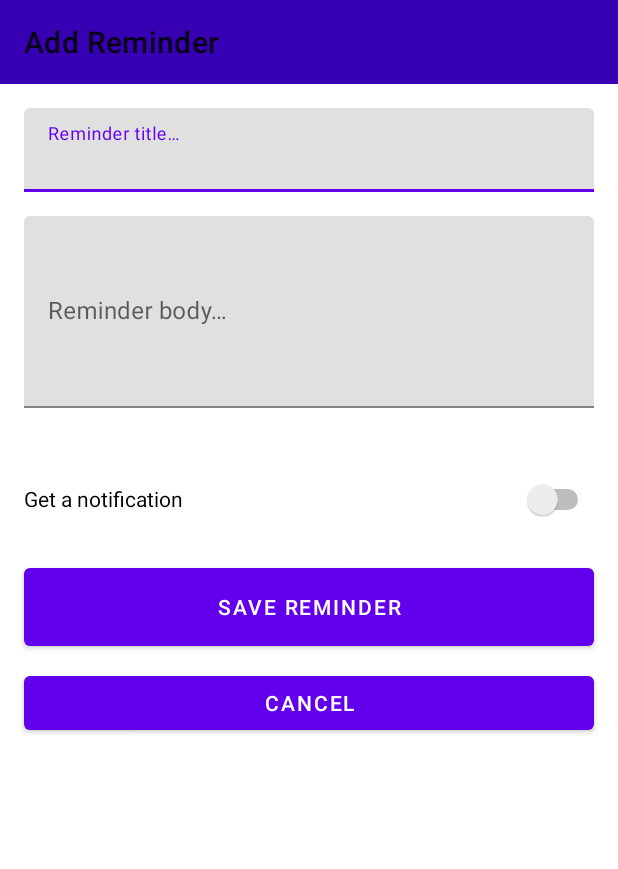
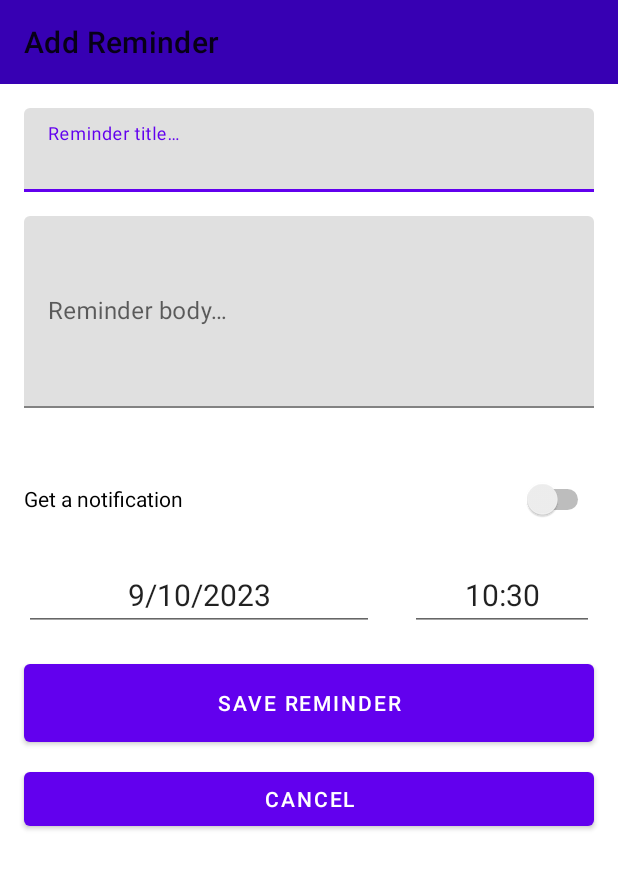
Before and after one commit to C4lopsitta/reminders-android, an Android app: the MainActivity screen opened directly, with no data from a screen before it, after a tap on "Add Reminder", on a phone screen of 412 x 824 dp. Shown: the top 869 px of the screen. Run offline under Robolectric (Android 15) with nearby library versions, the phone set to English and light mode, and no system bars; our stand-ins replace Room's generated code.

Commit message:
Fixed notifications, added timestamp to database and updated share/copy to also include Timestamp. Version 0.9.0

```diff
--- a/app/build.gradle
+++ b/app/build.gradle
@@ -12,10 +12,10 @@ android {
         applicationId "cc.atomtech.todo"
         minSdk 28
         targetSdk 34
-        versionCode 11
-        versionName "0.8.4"
+        versionCode 12
+        versionName "0.9"
 
-        resourceConfigurations += ["en", "it"]
+        resourceConfigurations += ["en", "it", "fr"]
 
         testInstrumentationRunner "androidx.test.runner.AndroidJUnitRunner"
     }
--- a/app/src/main/AndroidManifest.xml
+++ b/app/src/main/AndroidManifest.xml
@@ -13,7 +13,7 @@
         android:label="@string/app_name"
         android:supportsRtl="true"
         android:theme="@style/Theme.Todo"
-        tools:targetApi="31"
+        tools:targetApi="tiramisu"
         android:localeConfig="@xml/locales_config">
         <activity
             android:name=".MainActivity"
--- a/app/src/main/java/cc/atomtech/todo/AddReminder.kt
+++ b/app/src/main/java/cc/atomtech/todo/AddReminder.kt
@@ -1,58 +1,104 @@
 package cc.atomtech.todo
 
 import android.annotation.SuppressLint
+import android.app.DatePickerDialog
+import android.app.TimePickerDialog
 import android.content.Intent
 import android.os.Bundle
+import android.util.Log
 import android.widget.Button
 import android.widget.Switch
+import android.widget.Toast
 import androidx.appcompat.app.AppCompatActivity
+import androidx.appcompat.widget.AppCompatEditText
 import androidx.appcompat.widget.Toolbar
 import androidx.lifecycle.lifecycleScope
 import com.google.android.material.textfield.TextInputEditText
 import com.google.android.material.textfield.TextInputLayout
 import kotlinx.coroutines.launch
+import java.util.Calendar
 
-@SuppressLint("UseSwitchCompatOrMaterialCode")
 class AddReminder : AppCompatActivity() {
-    private lateinit var btnSave: Button
-    private lateinit var reminderTitle: TextInputEditText
-    private lateinit var layoutReminderTitle: TextInputLayout
-    private lateinit var reminderBody: TextInputEditText
-    private lateinit var layoutReminderBody: TextInputLayout
-    private lateinit var cancel: Button
-    private lateinit var topbar: Toolbar
-    private lateinit var getNotifSwitch: Switch
+    private lateinit var btnSave: Button;
+    private lateinit var reminderTitle: TextInputEditText;
+    private lateinit var layoutReminderTitle: TextInputLayout;
+    private lateinit var reminderBody: TextInputEditText;
+    private lateinit var layoutReminderBody: TextInputLayout;
+    private lateinit var cancel: Button;
+    private lateinit var topbar: Toolbar;
+    private lateinit var getNotifSwitch: Switch;
+    private lateinit var reminderDate: AppCompatEditText;
+    private lateinit var reminderTime: AppCompatEditText;
 
+    @SuppressLint("SetTextI18n")
     override fun onCreate(savedInstanceState: Bundle?) {
-        super.onCreate(savedInstanceState)
-        setContentView(R.layout.activity_add_reminder)
-        topbar = findViewById(R.id.topbar)
-        topbar.title = getString(R.string.desc_add)
-        setSupportActionBar(topbar)
+        super.onCreate(savedInstanceState);
+        setContentView(R.layout.activity_add_reminder);
+        topbar = findViewById(R.id.topbar);
+        topbar.title = getString(R.string.desc_add);
+        setSupportActionBar(topbar);
 
-        reminderTitle = findViewById(R.id.reminder_title)
-        layoutReminderTitle = findViewById(R.id.layout_reminder_title)
-        reminderBody = findViewById(R.id.reminder_body)
-        layoutReminderBody = findViewById(R.id.layout_reminder_body)
-        btnSave = findViewById(R.id.btn_reminder_save)
-        cancel = findViewById(R.id.btn_cancel)
-        getNotifSwitch = findViewById(R.id.getnotif_switch)
+
+        val currentTime = Calendar.getInstance();
+
+        var calendar = Calendar.getInstance();
+        calendar.set(1970, 0, 1, 0, 0);
+
+        reminderTitle = findViewById(R.id.reminder_title);
+        layoutReminderTitle = findViewById(R.id.layout_reminder_title);
+        reminderBody = findViewById(R.id.reminder_body);
+        layoutReminderBody = findViewById(R.id.layout_reminder_body);
+        btnSave = findViewById(R.id.btn_reminder_save);
+        cancel = findViewById(R.id.btn_cancel);
+        getNotifSwitch = findViewById(R.id.getnotif_switch);
+        reminderDate = findViewById(R.id.reminder_date);
+        reminderTime = findViewById(R.id.reminder_time);
 
         btnSave.setOnClickListener {
-            val title: String = reminderTitle.text.toString()
-            val body: String = reminderBody.text.toString()
-            addReminder(title, body, getNotifSwitch.isChecked)
+            val title: String = reminderTitle.text.toString();
+            val body: String = reminderBody.text.toString();
+            addReminder(title, body, getNotifSwitch.isChecked, calendar);
         }
 
         cancel.setOnClickListener {
-            returnToMainActivity()
+            returnToMainActivity();
         }
+
+        reminderDate.setText("${currentTime.get(Calendar.DAY_OF_MONTH)}/" +
+              "${currentTime.get(java.util.Calendar.MONTH)}/${currentTime.get(java.util.Calendar.YEAR)}");
+
+        reminderTime.setText("${currentTime.get(Calendar.HOUR_OF_DAY)}:${currentTime.get(Calendar.MINUTE)}");
+
+        reminderDate.setOnClickListener {
+            DatePickerDialog(this,
+                DatePickerDialog.OnDateSetListener { view, year, monthOfYear, dayOfMonth ->
+                    calendar.set(year, monthOfYear, dayOfMonth);
+                    reminderDate.setText("${dayOfMonth}/${monthOfYear}/${year}");
+                },
+                currentTime.get(Calendar.YEAR),
+                currentTime.get(Calendar.MONTH),
+                currentTime.get(Calendar.DAY_OF_MONTH)).show();
+        }
+        reminderTime.setOnClickListener {
+            TimePickerDialog(this,
+                TimePickerDialog.OnTimeSetListener {view, hourOfDay, minute ->
+                    calendar.set(Calendar.HOUR_OF_DAY, hourOfDay);
+                    calendar.set(Calendar.MINUTE, minute);
+                    calendar.set(Calendar.SECOND, 0);
+                    reminderTime.setText("${hourOfDay}:${minute}");
+                },
+                currentTime.get(Calendar.HOUR_OF_DAY),
+                currentTime.get(Calendar.MINUTE),
+                true).show();
+        }
+
         reminderTitle.isFocusableInTouchMode = true
         reminderTitle.requestFocus()
     }
 
 
-    private fun addReminder(editTitle: String?, editBody: String?, getNotification: Boolean) {
+
+    private fun addReminder(editTitle: String?, editBody: String?, getNotification: Boolean, calendar: Calendar) {
         if (editTitle.isNullOrEmpty()){
             layoutReminderTitle.error = getString(R.string.err_title_required)
             return
@@ -61,10 +107,24 @@ class AddReminder : AppCompatActivity() {
             layoutReminderTitle.error = getString(R.string.err_title_too_long)
             return
         }
+
+        var timeInMillis: Long = 0
+
         lifecycleScope.launch {
-            val reminder = Reminder(0, editBody, false, editTitle, getNotification)
+            val reminder = Reminder(0, editBody, false, editTitle, getNotification, timeInMillis.toInt());
             reminderDao.addReminder(reminder)
         }
+
+        if(calendar.get(Calendar.YEAR) != 1970) {
+            timeInMillis = calendar.timeInMillis;
+            if(getNotification) {
+                Notifier.setNotification(this,0, editTitle, editBody?: "", calendar);
+                Log.i("NOTIFICATION_ADD_REMINDER", "Notificaiton set");
+            }
+        } else {
+            timeInMillis = -1;
+        }
+
         returnToMainActivity()
     }
 
@@ -73,4 +133,6 @@ class AddReminder : AppCompatActivity() {
         intent.addFlags(Intent.FLAG_ACTIVITY_CLEAR_TOP)
         startActivity(intent)
     }
+
+
 }
--- a/app/src/main/java/cc/atomtech/todo/Database.kt
+++ b/app/src/main/java/cc/atomtech/todo/Database.kt
@@ -14,8 +14,8 @@ data class Reminder(
     @ColumnInfo(name = "body") var body: String?,
     @ColumnInfo(name = "isCompleted") var isCompleted: Boolean,
     @ColumnInfo(name = "title") var title: String?, /*db v2 added*/
-    @ColumnInfo(name = "getNotification") var getNotification: Boolean //db v3 added
-    //TODO: Add date/time col
+    @ColumnInfo(name = "getNotification") var getNotification: Boolean, /*db v3 added*/
+    @ColumnInfo(name = "notificationTimestamp") var notificationTimestamp: Int? /*db v4 added */
 )
 
 @Dao
@@ -25,6 +25,9 @@ interface ReminderDao {
 
     @Query("SELECT * FROM reminders WHERE isCompleted = true")
     suspend fun getCompletedReminders() : List<Reminder>
+
+    @Query("SELECT * FROM reminders WHERE isCompleted = false")
+    suspend fun getUncompletedReminders() : List<Reminder>
 
     @Query("UPDATE reminders SET isCompleted = :isCompleted WHERE id = :id")
     fun updateIsCompleted(isCompleted: Boolean, id: Long)
@@ -65,10 +68,22 @@ val migrationV1_3 = object : Migration(1, 3) {
     override fun migrate(database: SupportSQLiteDatabase) {
         database.execSQL("ALTER TABLE reminders ADD COLUMN title TEXT")
         database.execSQL("ALTER TABLE reminders ADD COLUMN getNotification INTEGER NOT NULL default 0")
-        database.execSQL("UPDATE reminders SET title = \"REMINDER TITLE\"")
+        database.execSQL("UPDATE reminders SET title = \"Tap to view reminder\"")
     }
 }
-@Database(entities = [Reminder::class], version = 3)
+val migrationV3_4 = object : Migration(3, 4) {
+    override fun migrate(database: SupportSQLiteDatabase) {
+            database.execSQL("ALTER TABLE reminders ADD COLUMN notificationTimestamp INTEGER");
+    }
+}
+//val migrationV4_5 = object : Migration(4, 5) {
+//    override fun migrate(database: SupportSQLiteDatabase) {
+////        database.execSQL("ALTER TABLE reminders DROP COLUMN notificationTimestamp");
+////        database.execSQL("ALTER TABLE reminders ADD COLUMN notificationTimestamp INTEGER");
+//    }
+//}
+
+@Database(entities = [Reminder::class], version = 4)
 abstract class AppDatabase : RoomDatabase() {
     abstract fun reminderDao() : ReminderDao
 }
--- a/app/src/main/java/cc/atomtech/todo/MainActivity.kt
+++ b/app/src/main/java/cc/atomtech/todo/MainActivity.kt
@@ -3,11 +3,6 @@ package cc.atomtech.todo
 import android.Manifest
 import android.annotation.TargetApi
 import android.app.AlarmManager
-import android.app.DownloadManager.Request
-import android.app.Notification
-import android.app.NotificationChannel
-import android.app.NotificationManager
-import android.app.PendingIntent
 import android.content.ClipboardManager
 import android.content.Context
 import android.content.Intent
@@ -18,14 +13,8 @@ import android.os.Bundle
 import android.view.Menu
 import android.view.MenuItem
 import android.widget.Toast
-import androidx.activity.result.ActivityResultCallback
-import androidx.activity.result.ActivityResultLauncher
-import androidx.activity.result.contract.ActivityResultContract
 import androidx.activity.result.contract.ActivityResultContracts
 import androidx.appcompat.widget.Toolbar
-import androidx.core.app.ActivityCompat
-import androidx.core.app.NotificationCompat
-import androidx.core.app.NotificationManagerCompat
 import androidx.core.content.ContextCompat
 import androidx.lifecycle.lifecycleScope
 import androidx.recyclerview.widget.LinearLayoutManager
@@ -35,7 +24,6 @@ import com.google.android.material.chip.ChipGroup
 import com.google.android.material.floatingactionbutton.FloatingActionButton
 import com.google.android.material.snackbar.Snackbar
 import kotlinx.coroutines.launch
-import java.util.Calendar
 
 class MainActivity : AppCompatActivity() {
    private lateinit var fabAdd: FloatingActionButton
@@ -56,30 +44,16 @@ class MainActivity : AppCompatActivity() {
       //setup database
       db = Room.databaseBuilder(applicationContext, AppDatabase::class.java, "reminders")
          .allowMainThreadQueries()
-         .addMigrations(migrationV1_2, migrationV1_3, migrationV2_3)
+         .addMigrations(migrationV1_2, migrationV1_3, migrationV2_3, migrationV3_4)
          .build()
       reminderDao = (db as AppDatabase).reminderDao()
 
       //init services
       clipboard = getSystemService(CLIPBOARD_SERVICE) as ClipboardManager
-      notifManager = getReminderNotificationChannelService(getString(R.string.notif_reminder_key), getString(R.string.notif_reminder_desc))
       alarmManager = getSystemService(Context.ALARM_SERVICE) as AlarmManager
 
-
-      //TEST NOTIFICATION\\
-      val i = Intent(this, NotifReciever::class.java)
-      val pendingIntent = PendingIntent.getBroadcast(this, 0, i, PendingIntent.FLAG_IMMUTABLE)
-      val calendar = Calendar.getInstance()
-      calendar.set(2023, Calendar.JULY,17, 11, 16, 0)
-      i.putExtra("title", "What a fancy reminder")
-      i.putExtra("desc", "Yeah what a fancy reminder notification")
-      i.putExtra("id", 69420)
-
-      alarmManager.setExact(
-         AlarmManager.RTC_WAKEUP,
-         calendar.timeInMillis,
-         pendingIntent
-      )
+      Notifier.getNotificationService(getString(R.string.notif_reminder_key),
+         getString(R.string.notif_reminder_desc), this)
 
 
       //get shared preferences
@@ -164,16 +138,6 @@ class MainActivity : AppCompatActivity() {
       viewList.adapter = adapter
    }
 
-   private fun getReminderNotificationChannelService(name:String, desc:String): NotificationManager{
-      val importance = NotificationManager.IMPORTANCE_DEFAULT
-      val mChannel = NotificationChannel(reminderNotificationChannelID, name, importance)
-      mChannel.description = desc
-      val notifManager = getSystemService(NOTIFICATION_SERVICE) as NotificationManager
-      notifManager.createNotificationChannel(mChannel)
-      return notifManager
-   }
-
-
    private fun checkIfAppHasRunBefore() {
       if(sharedPref.getBoolean("isFirstLaunch", true)) {
          with(sharedPref.edit()) {
@@ -183,19 +147,6 @@ class MainActivity : AppCompatActivity() {
          //start first launch experience UI
          val intent = Intent(this, FirstInstallExperience::class.java)
          startActivity(intent)
-
-//            val notif = NotificationCompat.Builder(this, reminderNotificationChannelID)
-//                .setSmallIcon(R.drawable.add_icon)
-//                .setContentTitle("Hello world")
-//                .setContentText("This is a notification!")
-//                .setPriority(NotificationCompat.PRIORITY_DEFAULT)
-//                .setStyle(NotificationCompat.InboxStyle())
-//
-//            if (notifManager.areNotificationsEnabled()) {
-//                with(NotificationManagerCompat.from(this)) {
-//                    notify(1, notif.build())
-//                }
-//            }
       }
    }
 
--- a/app/src/main/java/cc/atomtech/todo/Notifier.kt
+++ b/app/src/main/java/cc/atomtech/todo/Notifier.kt
@@ -1,7 +1,68 @@
 package cc.atomtech.todo
 
+import android.app.AlarmManager
+import android.app.Notification
 import android.app.NotificationChannel
 import android.app.NotificationManager
+import android.app.PendingIntent
+import android.content.Context
+import android.content.Intent
+import android.util.Log
+import androidx.appcompat.app.AppCompatActivity
+import androidx.appcompat.app.AppCompatActivity.NOTIFICATION_SERVICE
+import androidx.core.content.ContextCompat.getSystemService
+import java.util.Calendar
 
-const val reminderNotificationChannelID:String = "reminders"
-lateinit var notifManager: NotificationManager
+//lateinit var notifManager: NotificationManager
+
+class Notifier {
+   companion object {
+      public const val REMINDER_CHANNEL_ID: String = "reminders";
+
+      private var notifManager: NotificationManager? = null;
+      private lateinit var context: Context;
+
+
+      public fun notify(id: Int, notification: Notification) {
+         notifManager?.notify(id, notification);
+      }
+
+      public fun getNotificationService(key: String, desc: String, pkgContext: Context) {
+//         if(notifManager == null)
+//            throw Exception("Notification manager has been already instantiated");
+         this.notifManager = getReminderNotificationChannelService(pkgContext, key, desc);
+         context = pkgContext;
+      }
+      public fun setNotification(id: Int, title: String, desc: String, date: Calendar) {
+         setNotification(this.context, id, title, desc, date);
+      }
+      public fun setNotification(context: Context, id: Int, title: String, desc: String, date: Calendar) {
+         var intent = Intent(context, NotifReciever::class.java);
+         intent.putExtra("title", title)
+               .putExtra("desc", desc)
+               .putExtra("id", id);
+         var pendingIntent = PendingIntent
+            .getBroadcast(context, 0, intent, PendingIntent.FLAG_IMMUTABLE);
+
+         Log.i("NOTIFIER", "Test notification content: $title - $desc " +
+               "; ID :: ${id}; TIME ${date.timeInMillis}");
+
+         try {
+            alarmManager.setExact(AlarmManager.RTC_WAKEUP, date.timeInMillis, pendingIntent);
+         } catch (e: SecurityException) {
+            e.printStackTrace();
+         }
+      }
+
+      private fun getReminderNotificationChannelService(context: Context, name: String, desc: String): NotificationManager {
+         val importance = NotificationManager.IMPORTANCE_DEFAULT
+         val mChannel = NotificationChannel(Notifier.REMINDER_CHANNEL_ID, name, importance)
+         mChannel.description = desc
+         val notifManager = context.getSystemService(NOTIFICATION_SERVICE) as NotificationManager
+         notifManager.createNotificationChannel(mChannel)
+         return notifManager
+      }
+   }
+
+
+}
--- a/app/src/main/res/layout/activity_add_reminder.xml
+++ b/app/src/main/res/layout/activity_add_reminder.xml
@@ -79,7 +79,7 @@
         android:textColorHighlight="#673AB7"
         app:layout_constraintEnd_toEndOf="parent"
         app:layout_constraintStart_toStartOf="parent"
-        app:layout_constraintTop_toBottomOf="@+id/getnotif_switch" />
+        app:layout_constraintTop_toBottomOf="@+id/reminder_time" />
 
     <Button
         android:id="@+id/btn_cancel"
@@ -92,4 +92,41 @@
         app:layout_constraintStart_toStartOf="@+id/btn_reminder_save"
         app:layout_constraintTop_toBottomOf="@+id/btn_reminder_save" />
 
+    <EditText
+        android:id="@+id/reminder_date"
+        android:layout_width="0dp"
+        android:layout_height="wrap_content"
+        android:layout_marginStart="16dp"
+        android:layout_marginTop="16dp"
+        android:clickable="false"
+        android:cursorVisible="false"
+        android:ems="10"
+        android:focusable="false"
+        android:focusableInTouchMode="false"
+        android:inputType="date"
+        android:text="@string/date"
+        android:textAlignment="center"
+        android:textSize="20sp"
+        app:layout_constraintStart_toStartOf="parent"
+        app:layout_constraintTop_toBottomOf="@+id/getnotif_switch" />
+
+    <EditText
+        android:id="@+id/reminder_time"
+        android:layout_width="0dp"
+        android:layout_height="wrap_content"
+        android:layout_marginStart="24dp"
+        android:layout_marginEnd="16dp"
+        android:clickable="false"
+        android:cursorVisible="false"
+        android:ems="10"
+        android:focusable="false"
+        android:focusableInTouchMode="false"
+        android:inputType="time"
+        android:text="@string/time"
+        android:textAlignment="center"
+        android:textSize="20sp"
+        app:layout_constraintEnd_toEndOf="parent"
+        app:layout_constraintStart_toEndOf="@+id/reminder_date"
+        app:layout_constraintTop_toTopOf="@+id/reminder_date" />
+
 </androidx.constraintlayout.widget.ConstraintLayout>
--- a/app/src/main/res/xml/locales_config.xml
+++ b/app/src/main/res/xml/locales_config.xml
@@ -2,4 +2,5 @@
 <locale-config xmlns:android="http://schemas.android.com/apk/res/android">
     <locale android:name="en" />
     <locale android:name="it" />
+    <locale android:name="fr" />
 </locale-config>
```
Also changed, not shown: app/src/main/java/cc/atomtech/todo/NotifReciever.kt (+10 -3 lines), app/src/main/java/cc/atomtech/todo/ReminderAdapter.kt (+7 -6 lines), 1 other file.
